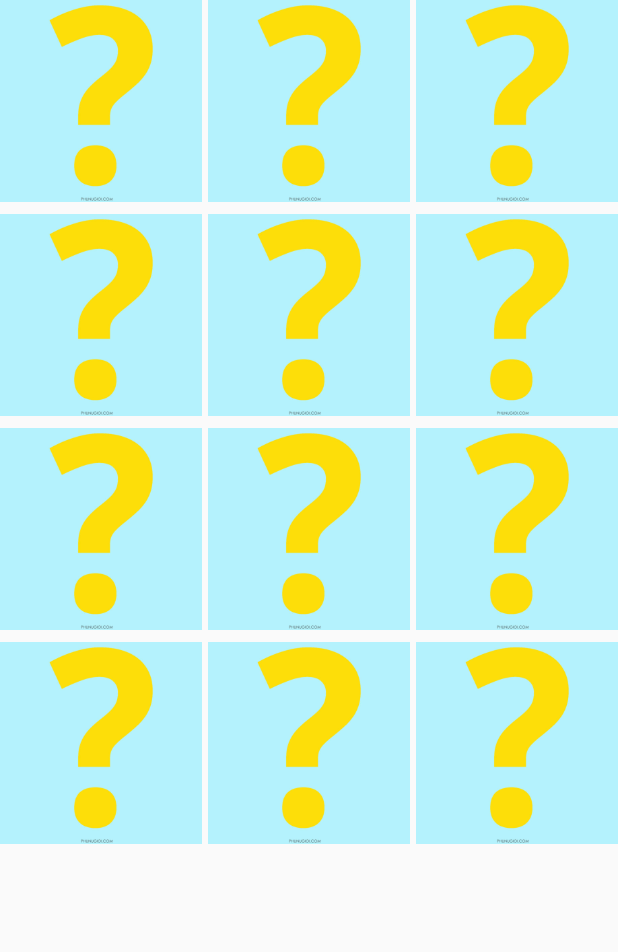
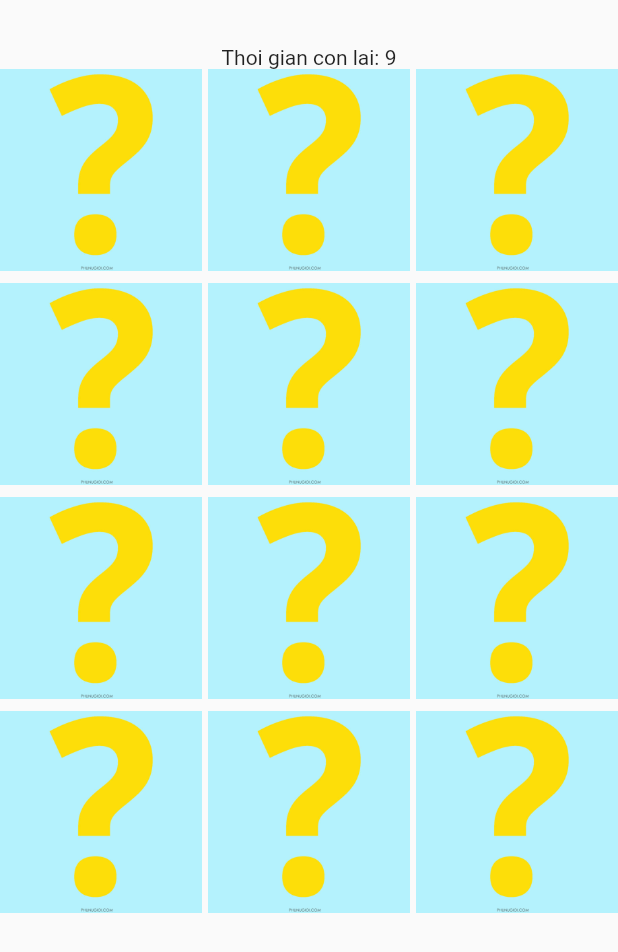
Before and after one commit to DungxLas/-Flutter-card_memory_game, a Flutter app: the PlayScreen screen opened directly, on a phone screen of 412 x 824 dp. Shown: the top 952 px of the screen. Run offline on Flutter 3.47's test engine with Material 2 defaults, Android fonts, the phone set to English and light mode, and no system bars; drawn by our look-alikes of flip_card; our stand-ins replace flutter_riverpod.

Commit message:
30/10/2023

```diff
--- a/lib/screens/play_screen.dart
+++ b/lib/screens/play_screen.dart
@@ -1,3 +1,4 @@
+import 'package:card_memory_game/widgets/countdown_timer.dart';
 import 'package:flutter/material.dart';
 import 'package:flutter_riverpod/flutter_riverpod.dart';
 
@@ -17,7 +18,15 @@ class _PlayScreenState extends ConsumerState<PlayScreen> {
     final cardData = ref.watch(listCard);
 
     return Scaffold(
-      body: GridView.count(
+      body: Container(
+        margin: const EdgeInsets.only(top: 30),
+        child: Column(
+          children: [
+            const CountdownTimer(
+              start: 10,
+            ),
+            Expanded(
+              child: GridView.count(
                 crossAxisCount: 3,
                 crossAxisSpacing: 4,
                 mainAxisSpacing: 8,
@@ -30,6 +39,10 @@ class _PlayScreenState extends ConsumerState<PlayScreen> {
                   //Text(itemCheck.toString()),
                 ],
               ),
+            ),
+          ],
+        ),
+      ),
     );
   }
 }
--- /dev/null
+++ b/lib/widgets/countdown_timer.dart
@@ -0,0 +1,74 @@
+import 'dart:async';
+
+import 'package:flutter/material.dart';
+
+class CountdownTimer extends StatefulWidget {
+  const CountdownTimer({super.key, required this.start});
+  final int start;
+
+  @override
+  State<CountdownTimer> createState() => _CountdownTimerState();
+}
+
+class _CountdownTimerState extends State<CountdownTimer> {
+  late Timer _timer;
+  late int _seconds;
+
+  @override
+  void initState() {
+    super.initState();
+    _seconds = widget.start;
+
+    _timer = Timer.periodic(
+      const Duration(seconds: 1),
+      (timer) => setState(
+        () {
+          if (_seconds < 1) {
+            timer.cancel();
+            showDialog(
+              context: context,
+              builder: (BuildContext context) {
+                return AlertDialog(
+                  title: const Text('Notice'),
+                  content: const Text('Time Out'),
+                  actions: [
+                    ElevatedButton(
+                      onPressed: () {
+                        Navigator.pushNamed(context, '/start_screen');
+                      },
+                      child: const Text('Restart'),
+                    ),
+                  ],
+                );
+              },
+            );
+          } else {
+            --_seconds;
+          }
+        },
+      ),
+    );
+  }
+
+  @override
+  void dispose() {
+    _timer.cancel();
+    super.dispose();
+  }
+
+  @override
+  Widget build(BuildContext context) {
+    return Column(
+      mainAxisAlignment: MainAxisAlignment.center,
+      children: [
+        Text('Thoi gian con lai: $_seconds'),
+        // ElevatedButton(
+        //   onPressed: () {
+        //     startTimer();
+        //   },
+        //   child: const Text('Start'),
+        // ),
+      ],
+    );
+  }
+}
```
Also changed, not shown: lib/main.dart (+7 -1 lines), lib/screens/start_screen.dart (+61 -0 lines). Lines whose indentation alone changed are shown as unchanged.
